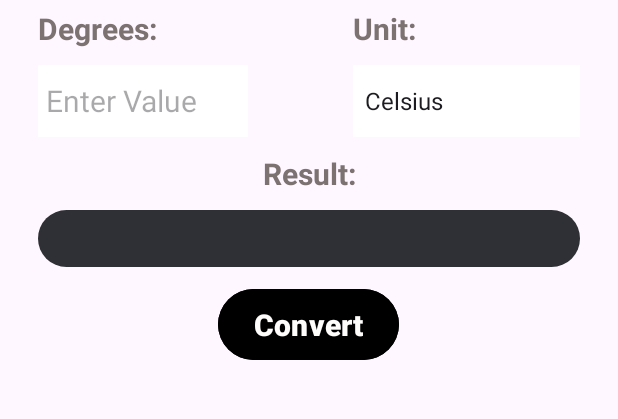
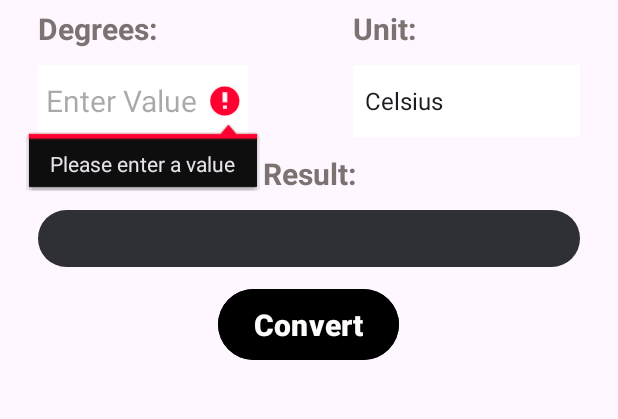
Before and after one commit to IHC25/temperature_converter, an Android app: the screen it shows after launch (MainActivity), after a tap on "Convert", on a phone screen of 412 x 824 dp, the part 131-550 px from its top. Run offline under Robolectric (Android 15) with nearby library versions, the phone set to English and light mode, and no system bars.

Commit message:
error handled

```diff
--- a/app/src/main/java/com/imran/temperatureconverter/MainActivity.java
+++ b/app/src/main/java/com/imran/temperatureconverter/MainActivity.java
@@ -93,7 +93,8 @@ public class MainActivity extends AppCompatActivity {
                     float fahrenheitToCelsius = (tempValue - 32) * 5/9;
                     result.setText(String.valueOf(fahrenheitToCelsius +" °C"));
                 } else {
-                    Toast.makeText(MainActivity.this, "Please select a unit", Toast.LENGTH_SHORT).show();
+                    //show error message in input field
+                    edTempValue.setError("Please enter a value");
                 }
             }
         });
```
